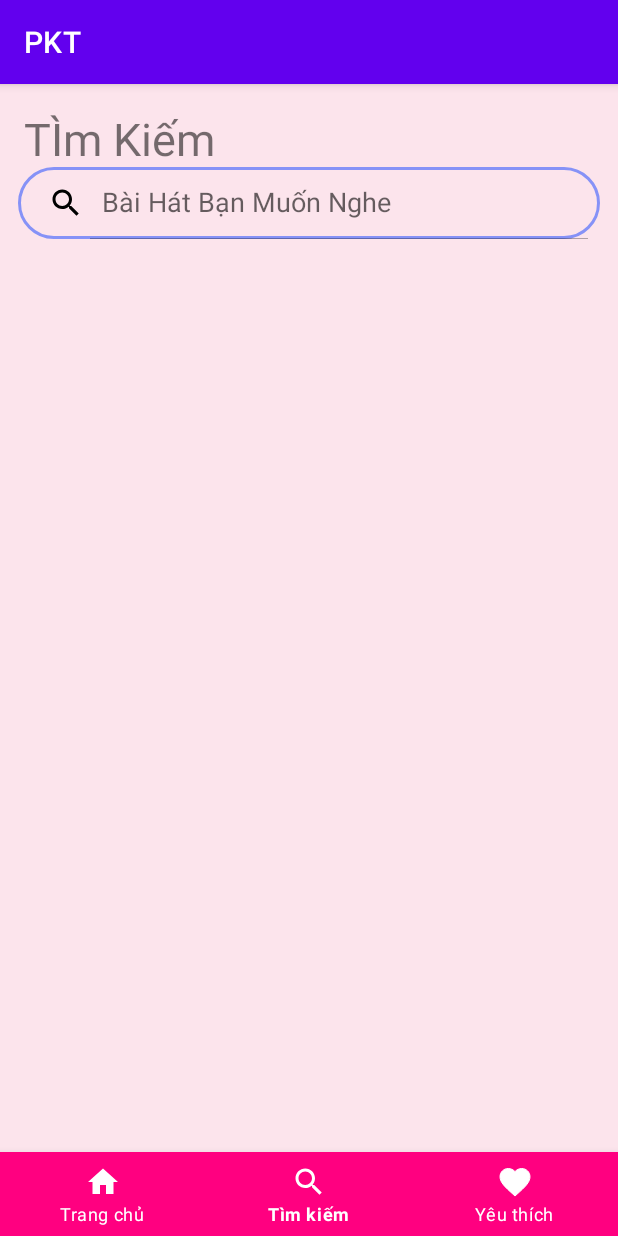
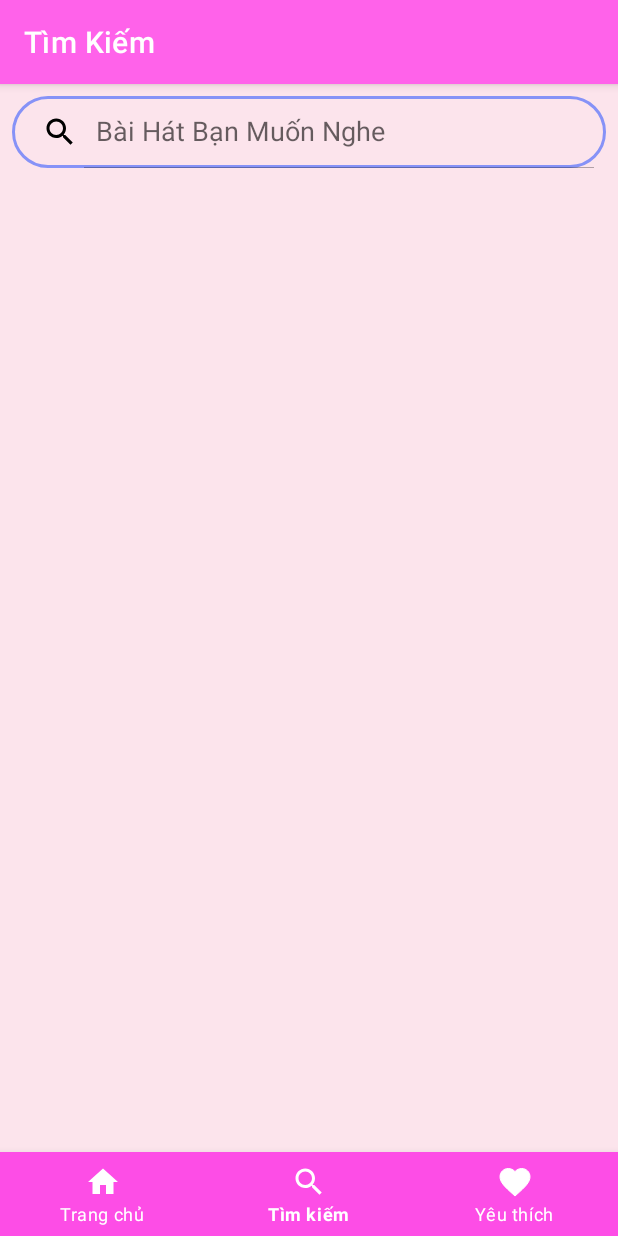
Before and after one commit to Hoangtan049/PKTMusic, an Android app: the screen it shows after launch (MainActivity), item 2 of the bottom bar chosen, on a phone screen of 412 x 824 dp. Run offline under Robolectric (Android 15) with nearby library versions, the phone set to English and light mode, and no system bars; our stand-ins replace Firebase (no records; nobody signed in at launch, a user with empty details on screens opened directly); libraries missing offline, so code that uses them is left out: com.denzcoskun.imageslider; 4 statements that could not run were skipped.

Commit message:
Update UI
complete

```diff
--- a/app/src/main/AndroidManifest.xml
+++ b/app/src/main/AndroidManifest.xml
@@ -11,7 +11,7 @@
         android:dataExtractionRules="@xml/data_extraction_rules"
         android:fullBackupContent="@xml/backup_rules"
         android:icon="@mipmap/ic_launcher"
-        android:label="@string/app_name"
+        android:label="PKT MUSIC"
         android:supportsRtl="true"
         android:theme="@style/Theme.PKT"
         tools:targetApi="31">
@@ -38,7 +38,7 @@
         </activity>
         <activity android:name=".View.PlayerActivity">
 
-            <!-- Có thể thêm các thông tin cấu hình khác nếu cần -->
+
         </activity>
         <activity android:name=".View.ArtistListActivity" />
     </application>
--- a/app/src/main/java/com/example/pkt/View/ArtistListActivity.java
+++ b/app/src/main/java/com/example/pkt/View/ArtistListActivity.java
@@ -58,11 +58,10 @@ public class ArtistListActivity extends AppCompatActivity {
     protected void onCreate(Bundle savedInstanceState) {
         super.onCreate(savedInstanceState);
         setContentView(R.layout.activity_artist_list2);
-
+        setTitle("Danh sách ca sĩ");
         getSupportActionBar().setDisplayHomeAsUpEnabled(true);
         searchView = findViewById(R.id.search_bar_artist);
         searchView.clearFocus();
-        // Khởi tạo RecyclerView
         artistRecyclerView = findViewById(R.id.listartist);
         artistRecyclerView.setHasFixedSize(true);
         GridLayoutManager gridLayoutManager = new GridLayoutManager(this, 2);
--- a/app/src/main/java/com/example/pkt/View/CategoryListActivity.java
+++ b/app/src/main/java/com/example/pkt/View/CategoryListActivity.java
@@ -57,6 +57,7 @@ public class CategoryListActivity extends AppCompatActivity {
     protected void onCreate(Bundle savedInstanceState) {
         super.onCreate(savedInstanceState);
         setContentView(R.layout.activity_category_list);
+        setTitle("Danh sách thể loại");
         getSupportActionBar().setDisplayHomeAsUpEnabled(true);
         searchView = findViewById(R.id.search_bar_cate);
         cateRecyclerView = findViewById(R.id.listcategory);
--- a/app/src/main/java/com/example/pkt/View/SearchFragment.java
+++ b/app/src/main/java/com/example/pkt/View/SearchFragment.java
@@ -106,8 +106,9 @@ public class SearchFragment extends Fragment {
     @Override
     public View onCreateView(LayoutInflater inflater, ViewGroup container,
                              Bundle savedInstanceState) {
-        // Inflate the layout for this fragment
+
         View view = inflater.inflate(R.layout.fragment_search, container, false);
+        requireActivity().setTitle("Tìm Kiếm");
         recyclerView = view.findViewById(R.id.listmusicsearch);
         searchView = view.findViewById(R.id.search_bar);
         searchView.clearFocus();
--- a/app/src/main/java/com/example/pkt/View/SongByAlbumActivity.java
+++ b/app/src/main/java/com/example/pkt/View/SongByAlbumActivity.java
@@ -62,6 +62,7 @@ public class SongByAlbumActivity extends AppCompatActivity {
     protected void onCreate(Bundle savedInstanceState) {
         super.onCreate(savedInstanceState);
         setContentView(R.layout.activity_song_by_album);
+        setTitle("Danh sách bài hát");
         getSupportActionBar().setDisplayHomeAsUpEnabled(true);
         searchView = findViewById(R.id.search_bar_album);
         recyclerView = findViewById(R.id.listsongbyalbum);
--- a/app/src/main/java/com/example/pkt/View/SongByCategoryActivity.java
+++ b/app/src/main/java/com/example/pkt/View/SongByCategoryActivity.java
@@ -62,8 +62,9 @@ public class SongByCategoryActivity extends AppCompatActivity {
     protected void onCreate(Bundle savedInstanceState) {
         super.onCreate(savedInstanceState);
         setContentView(R.layout.activity_song_by_category);
+        setTitle("Danh sách bài hát");
+        getSupportActionBar().setDisplayHomeAsUpEnabled(true);
         textView = findViewById(R.id.category_name);
-        getSupportActionBar().setDisplayHomeAsUpEnabled(true);
         imageView = findViewById(R.id.category_image);
         searchView = findViewById(R.id.search_bar_category);
         recyclerView = findViewById(R.id.listsongbycategory);
--- a/app/src/main/java/com/example/pkt/View/SongsByArtistActivity.java
+++ b/app/src/main/java/com/example/pkt/View/SongsByArtistActivity.java
@@ -63,11 +63,11 @@ public class SongsByArtistActivity extends AppCompatActivity {
     protected void onCreate(Bundle savedInstanceState) {
         super.onCreate(savedInstanceState);
         setContentView(R.layout.activity_songs_by_artist);
+        setTitle("Danh sách bài hát");
+        getSupportActionBar().setDisplayHomeAsUpEnabled(true);
         textView = findViewById(R.id.profile_name);
-
         imageView = findViewById(R.id.profile_image);
         searchView = findViewById(R.id.search_bar_song);
-        getSupportActionBar().setDisplayHomeAsUpEnabled(true);
         recyclerView = findViewById(R.id.listsongbyartist);
         recyclerView.setHasFixedSize(true);
         recyclerView.setLayoutManager(new LinearLayoutManager(this));
--- a/app/src/main/res/layout/activity_artist_list2.xml
+++ b/app/src/main/res/layout/activity_artist_list2.xml
@@ -10,7 +10,7 @@
 
     <SearchView
         android:id="@+id/search_bar_artist"
-        android:layout_width="wrap_content"
+        android:layout_width="match_parent"
         android:layout_height="wrap_content"
         android:layout_margin="8dp"
         android:background="@drawable/lavender_border"
--- a/app/src/main/res/layout/activity_category_list.xml
+++ b/app/src/main/res/layout/activity_category_list.xml
@@ -10,7 +10,7 @@
 
     <SearchView
         android:id="@+id/search_bar_cate"
-        android:layout_width="wrap_content"
+        android:layout_width="match_parent"
         android:layout_height="wrap_content"
         android:layout_margin="8dp"
         android:background="@drawable/lavender_border"
--- a/app/src/main/res/layout/activity_main.xml
+++ b/app/src/main/res/layout/activity_main.xml
@@ -30,7 +30,7 @@
             android:layout_gravity="bottom"
             android:background="?android:attr/windowBackground"
             android:foreground="?attr/selectableItemBackground"
-            app:itemBackground="@color/bgBottomNavigation"
+            app:itemBackground="@color/bottomtest"
             app:itemIconTint="@android:color/white"
             app:itemTextColor="@android:color/white"
             app:menu="@menu/bottom_nav" />
--- a/app/src/main/res/layout/fragment_search.xml
+++ b/app/src/main/res/layout/fragment_search.xml
@@ -6,21 +6,11 @@
     android:background="@color/key1"
     tools:context=".View.SearchFragment">
     <!-- TODO: Update blank fragment layout -->
-    <TextView
-        android:id="@+id/search"
-        android:layout_width="wrap_content"
-        android:layout_height="wrap_content"
-        android:layout_margin="16dp"
-        android:text="TÌm Kiếm"
-        android:textSize="30dp" />
-
     <SearchView
         android:id="@+id/search_bar"
         android:layout_width="match_parent"
         android:layout_height="wrap_content"
-        android:layout_marginStart="12dp"
-        android:layout_marginTop="55dp"
-        android:layout_marginEnd="12dp"
+        android:layout_margin="8dp"
         android:background="@drawable/lavender_border"
         android:closeIcon="@drawable/baseline_clear_24"
         android:focusable="false"
--- a/app/src/main/res/values/colors.xml
+++ b/app/src/main/res/values/colors.xml
@@ -16,4 +16,6 @@
     <color name="key">#F8BBD0</color>
     <color name="key1">#FCE4EC</color>
     <color name="album1">#EED0D4 </color>
+    <color name="bottomtest">#FD4DE6</color>
+    <color name="header">#FF62EA</color>
 </resources>
--- a/app/src/main/res/values/themes.xml
+++ b/app/src/main/res/values/themes.xml
@@ -2,7 +2,7 @@
     <!-- Base application theme. -->
     <style name="Theme.PKT" parent="Theme.MaterialComponents.DayNight.DarkActionBar">
         <!-- Primary brand color. -->
-        <item name="colorPrimary">@color/purple_500</item>
+        <item name="colorPrimary">@color/header</item>
         <item name="colorPrimaryVariant">@color/lavender</item>
         <item name="colorOnPrimary">@color/white</item>
         <!-- Secondary brand color. -->
```
Also changed, not shown: app/src/main/java/com/example/pkt/View/FavoriteFragment.java (+4 -12 lines), app/src/main/res/layout/fragment_favorite.xml (+1 -7 lines), app/src/main/res/layout/fragment_home.xml (+3 -9 lines), app/src/main/res/drawable/logoartist.png (added), app/src/main/res/drawable/logocategory.jpg (added).
